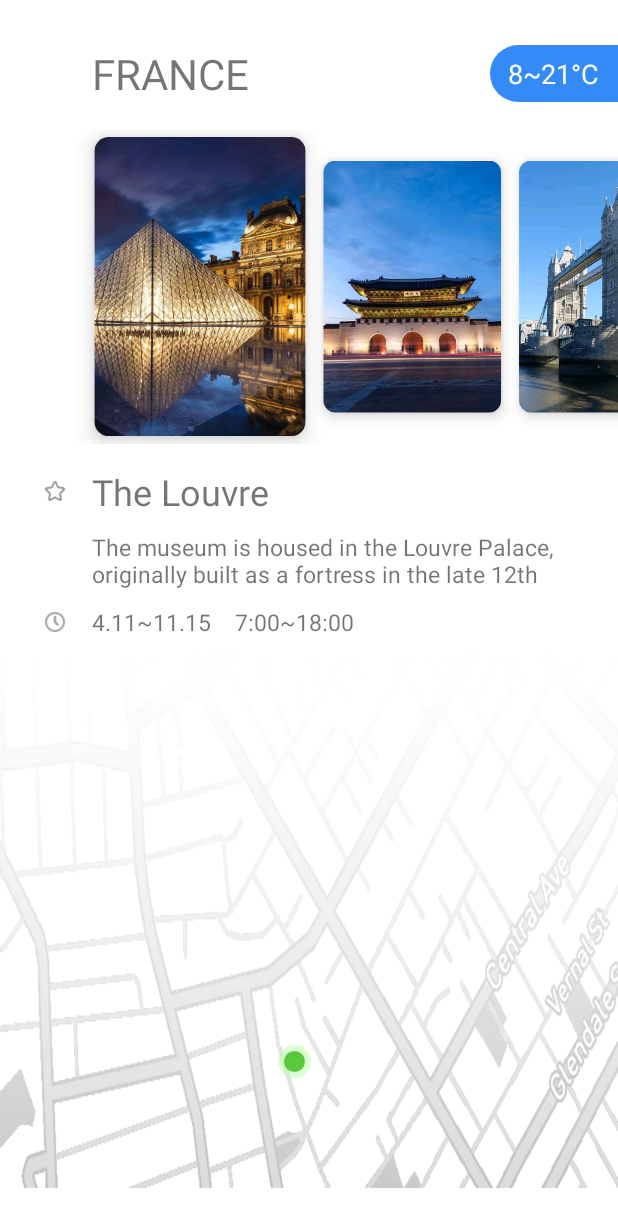
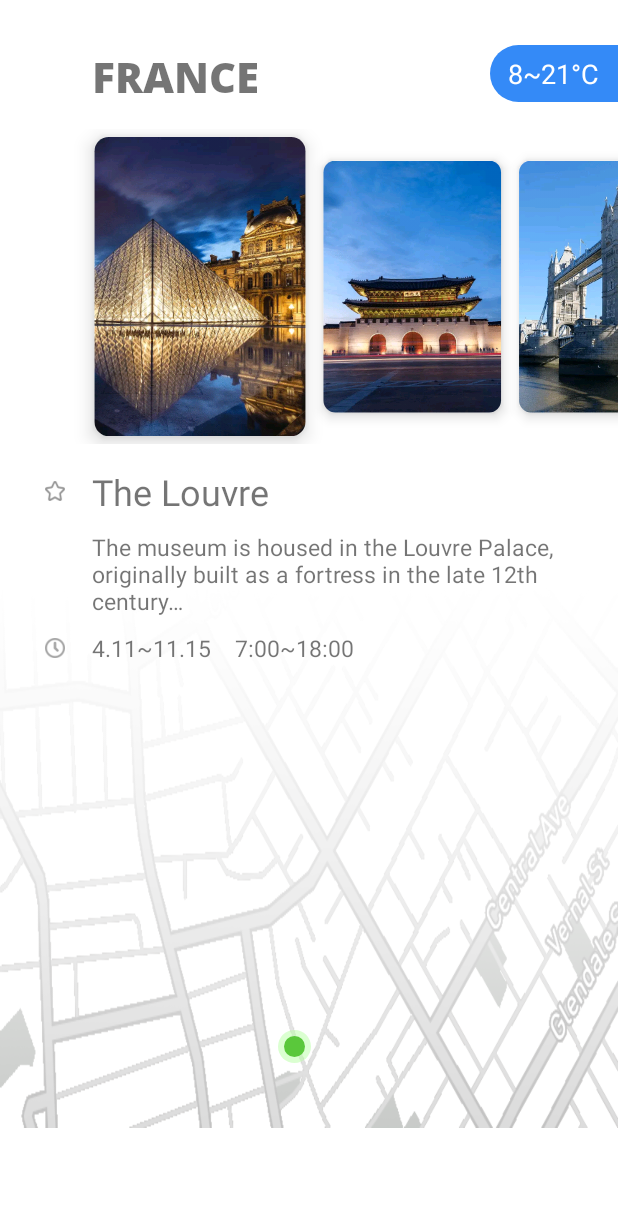
Before and after one commit to Ramotion/cardslider-android, an Android app: the screen it shows after launch (MainActivity), on a phone screen of 412 x 824 dp. Shown: the top 1227 px of the screen. Run offline under Robolectric (Android 15) with nearby library versions, the phone set to English and light mode, and no system bars.

Commit message:
Fix text in example

```diff
--- a/card-slider-simple-example/src/main/java/com/ramotion/cardslider/example/simple/MainActivity.java
+++ b/card-slider-simple-example/src/main/java/com/ramotion/cardslider/example/simple/MainActivity.java
@@ -4,6 +4,7 @@ import android.animation.AnimatorSet;
 import android.animation.ObjectAnimator;
 import android.app.ActivityOptions;
 import android.content.Intent;
+import android.graphics.Typeface;
 import android.os.Build;
 import android.os.Bundle;
 import android.support.annotation.StyleRes;
@@ -121,6 +122,9 @@ public class MainActivity extends AppCompatActivity {
         country2TextView.setX(countryOffset2);
         country1TextView.setText(countries[0]);
         country2TextView.setAlpha(0f);
+
+        country1TextView.setTypeface(Typeface.createFromAsset(getAssets(), "open-sans-extrabold.ttf"));
+        country2TextView.setTypeface(Typeface.createFromAsset(getAssets(), "open-sans-extrabold.ttf"));
     }
 
     private void initGreenDot() {
@@ -130,11 +134,12 @@ public class MainActivity extends AppCompatActivity {
                 mapSwitcher.getViewTreeObserver().removeOnGlobalLayoutListener(this);
 
                 final int viewLeft = mapSwitcher.getLeft();
-                final int viewTop = mapSwitcher.getTop();
+                final int viewTop = mapSwitcher.getTop() + mapSwitcher.getHeight() / 3;
 
                 final int border = 100;
                 final int xRange = mapSwitcher.getWidth() - border * 2;
-                final int yRange = mapSwitcher.getHeight() - border * 2;
+                final int yRange = (mapSwitcher.getHeight() / 3) * 2 - border * 2;
+
                 final Random rnd = new Random();
 
                 for (int i = 0, cnt = dotCoords.length; i < cnt; i++) {
--- a/card-slider-simple-example/src/main/res/layout/activity_main.xml
+++ b/card-slider-simple-example/src/main/res/layout/activity_main.xml
@@ -22,14 +22,16 @@
                 android:id="@+id/tv_country_1"
                 android:layout_width="wrap_content"
                 android:layout_height="wrap_content"
+                android:layout_gravity="center_vertical"
                 android:textSize="28sp"
-                android:layout_gravity="center_vertical"/>
+                android:textStyle="bold" />
 
             <TextView
                 android:id="@+id/tv_country_2"
                 android:layout_width="wrap_content"
                 android:layout_height="wrap_content"
                 android:textSize="28sp"
+                android:textStyle="bold"
                 android:layout_gravity="center_vertical"/>
 
         </FrameLayout>
@@ -81,27 +83,29 @@
 
     </FrameLayout>
 
-    <TextSwitcher
-        android:id="@+id/ts_description"
+    <RelativeLayout
+        android:layout_marginTop="10dp"
         android:layout_width="match_parent"
-        android:layout_height="40dp"
-        android:layout_marginTop="10dp"
-        android:layout_marginStart="@dimen/left_offset"
-        android:layout_marginEnd="10dp"/>
-
-    <FrameLayout
-        android:layout_width="match_parent"
-        android:layout_height="match_parent">
+        android:layout_height="wrap_content"
+        android:animateLayoutChanges="true">
 
         <ImageSwitcher
             android:id="@+id/ts_map"
             android:layout_width="match_parent"
             android:layout_height="match_parent"/>
 
+        <TextSwitcher
+            android:id="@+id/ts_description"
+            android:layout_width="match_parent"
+            android:layout_height="wrap_content"
+            android:layout_marginStart="@dimen/left_offset"
+            android:layout_marginEnd="10dp"/>
+
         <FrameLayout
             android:layout_width="match_parent"
             android:layout_height="wrap_content"
-            android:layout_marginTop="10dp">
+            android:layout_marginTop="10dp"
+            android:layout_below="@id/ts_description">
 
             <ImageView
                 android:layout_width="13dp"
@@ -119,7 +123,6 @@
                 android:layout_marginStart="@dimen/left_offset"/>
 
         </FrameLayout>
-
 
         <FrameLayout
             android:id="@+id/green_dot"
@@ -140,6 +143,6 @@
 
         </FrameLayout>
 
-    </FrameLayout>
+    </RelativeLayout>
 
 </LinearLayout>
```
Also changed, not shown: card-slider-simple-example/src/main/assets/open-sans-extrabold.ttf (added).
